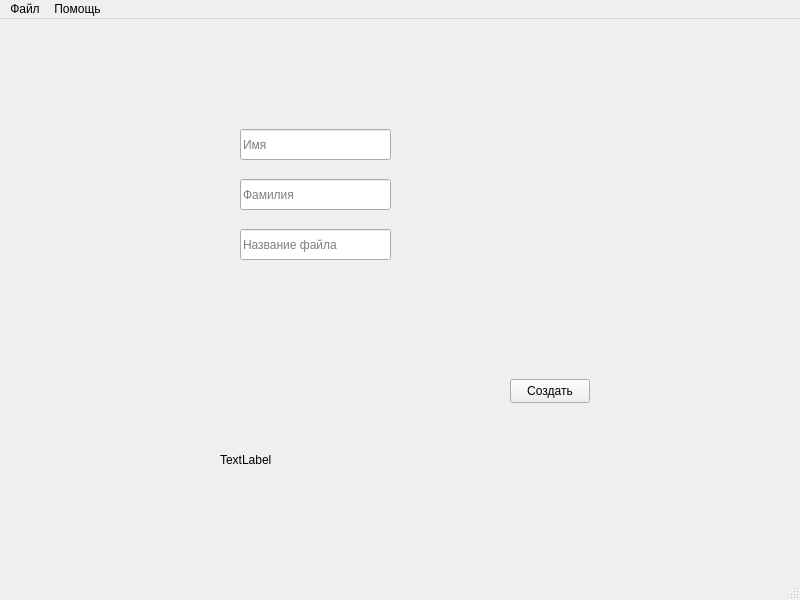
Before: the Qt Designer form mainwindow.ui in dOOmcLiF/OdtDocumentCreator_test, drawn with Qt 5.
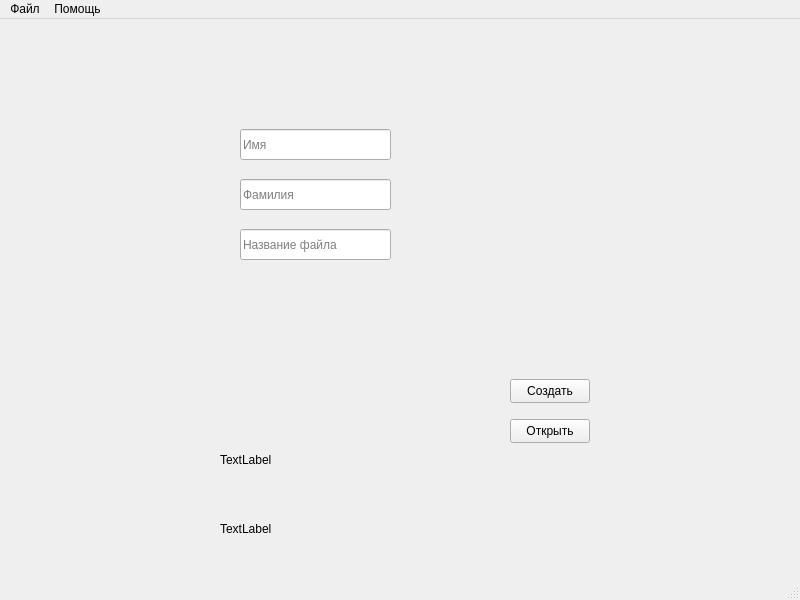
After: the same form once the commit is applied.

Commit message: Добавлена функция выбора файла

Diff of the .ui file:
```diff
--- a/mainwindow.ui
+++ b/mainwindow.ui
@@ -79,6 +79,32 @@
      <string>TextLabel</string>
     </property>
    </widget>
+   <widget class="QPushButton" name="openButton">
+    <property name="geometry">
+     <rect>
+      <x>510</x>
+      <y>400</y>
+      <width>80</width>
+      <height>24</height>
+     </rect>
+    </property>
+    <property name="text">
+     <string>Открыть</string>
+    </property>
+   </widget>
+   <widget class="QLabel" name="fileNameLabel">
+    <property name="geometry">
+     <rect>
+      <x>220</x>
+      <y>500</y>
+      <width>401</width>
+      <height>20</height>
+     </rect>
+    </property>
+    <property name="text">
+     <string>TextLabel</string>
+    </property>
+   </widget>
   </widget>
   <widget class="QMenuBar" name="menubar">
    <property name="geometry">
```
Left out of the diff: 6 changed lines with no effect on the pictures. The commit also changes 2 other files.
